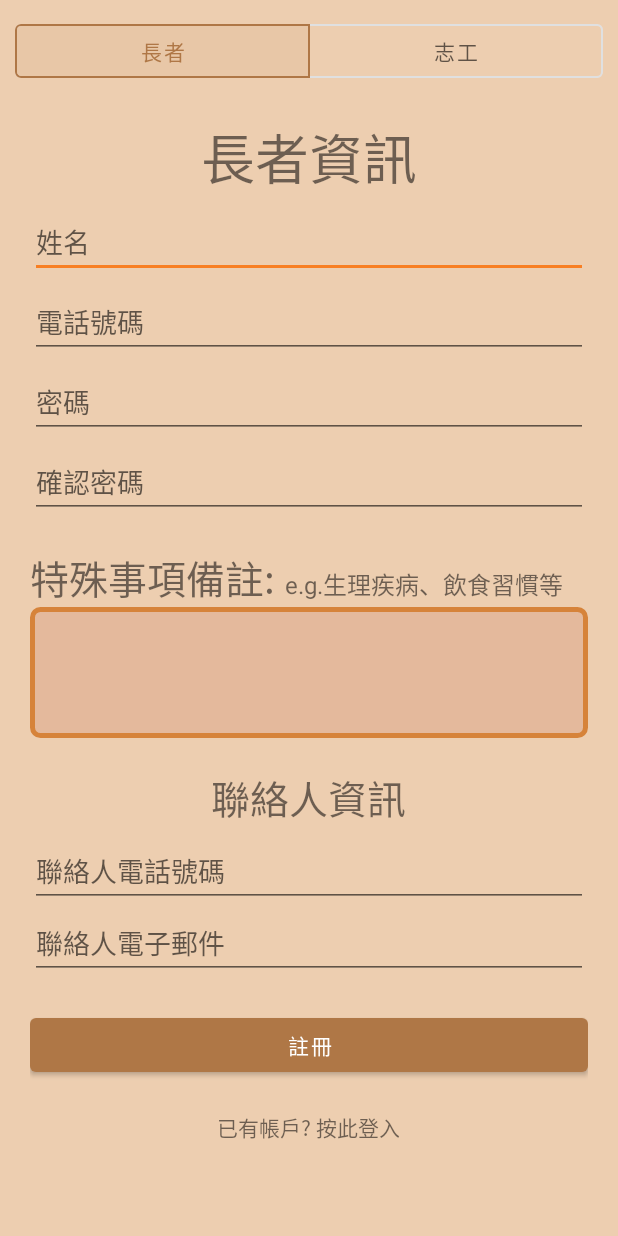
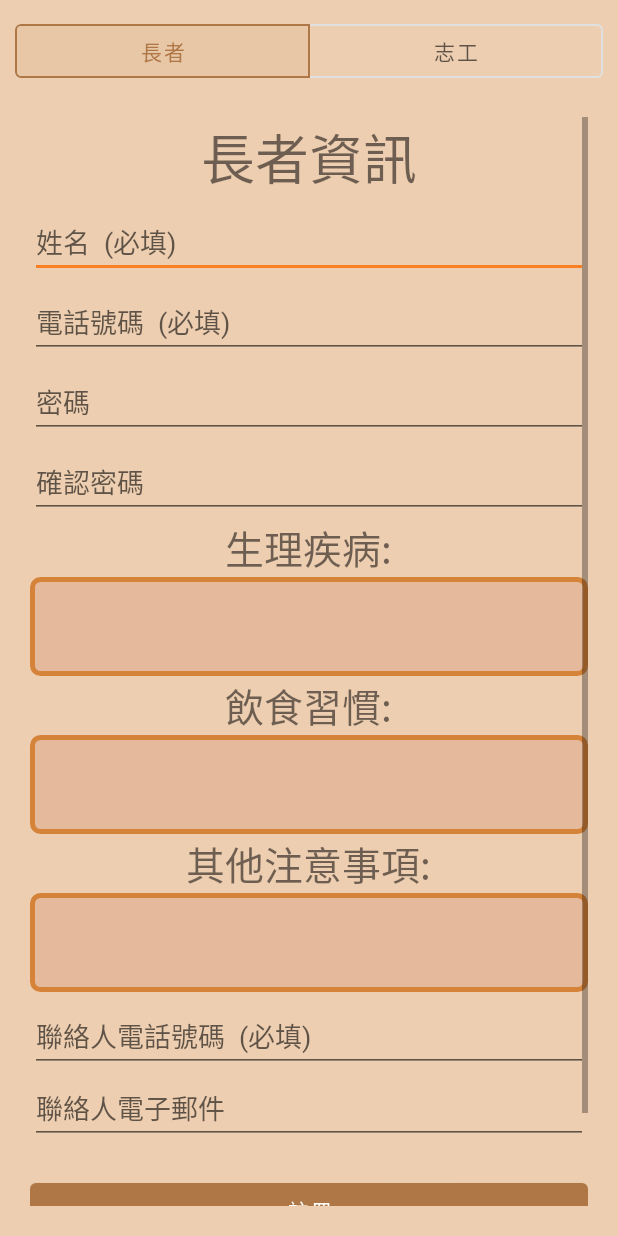
Before and after one commit to shawnL1225/elderAPP, an Android app: the RegisterElderFragment screen opened directly, with no data from a screen before it, on a phone screen of 412 x 824 dp. Run offline under Robolectric (Android 15) with nearby library versions, the phone set to English and light mode, and no system bars; our stand-ins replace Volley; network calls fail; Roboto replaces fonts that are not available here.

Commit message:
rearrange something

```diff
--- a/app/src/main/java/com/example/elderapp/elder/ElderActivity.java
+++ b/app/src/main/java/com/example/elderapp/elder/ElderActivity.java
@@ -18,7 +18,4 @@ public class ElderActivity extends AppCompatActivity {
 
     }
 
-    public void setPlace(View view) {
-        startActivity(new Intent(this, EditPlaceActivity.class));
-    }
 }
--- a/app/src/main/java/com/example/elderapp/register/RegisterElderFragment.java
+++ b/app/src/main/java/com/example/elderapp/register/RegisterElderFragment.java
@@ -19,20 +19,18 @@ import com.android.volley.Request;
 import com.android.volley.RequestQueue;
 import com.android.volley.toolbox.StringRequest;
 import com.android.volley.toolbox.Volley;
-import com.example.elderapp.Global;
 import com.example.elderapp.LoginActivity;
 import com.example.elderapp.R;
 
 import java.util.HashMap;
 import java.util.Map;
-import java.util.zip.Inflater;
 
 
 public class RegisterElderFragment extends Fragment {
 
-    private EditText etName, etPhone, etPassword, etPasswordC, etRemarks, etContactPhone, etContactEmail;
+    private EditText etName, etPhone, etPassword, etPasswordC, etRemarks1, etRemarks2,etRemarks3, etContactPhone, etContactEmail;
     private final String url = "https://www2.cs.ccu.edu.tw/~lwx109u/elderApp/register.php";
-    private String username, phone, pass, passC, remarks = "", contactPhone, contactEmail;
+    private String username, phone, pass, passC, remarks1 = "", remarks2 = "", remarks3 = "", contactPhone, contactEmail;
 
     @Override
     public View onCreateView(LayoutInflater inflater, ViewGroup container,
@@ -43,7 +41,9 @@ public class RegisterElderFragment extends Fragment {
         etPhone = root.findViewById(R.id.et_phone);
         etPassword = root.findViewById(R.id.et_password);
         etPasswordC = root.findViewById(R.id.et_passwordCheck);
-        etRemarks = root.findViewById(R.id.et_remarks);
+        etRemarks1 = root.findViewById(R.id.et_remarks1);
+        etRemarks2 = root.findViewById(R.id.et_remarks2);
+        etRemarks3 = root.findViewById(R.id.et_remarks3);
         etContactPhone = root.findViewById(R.id.et_contactPhone);
         etContactEmail = root.findViewById(R.id.et_contactEmail);
         Button register = root.findViewById(R.id.btn_register);
@@ -54,16 +54,19 @@ public class RegisterElderFragment extends Fragment {
             phone = etPhone.getText().toString().trim();
             pass = etPassword.getText().toString().trim();
             passC = etPasswordC.getText().toString().trim();
-            remarks = etRemarks.getText().toString().trim();
+            remarks1 = etRemarks1.getText().toString().trim();
+            remarks2 = etRemarks2.getText().toString().trim();
+            remarks3 = etRemarks3.getText().toString().trim();
             contactPhone = etContactPhone.getText().toString().trim();
             contactEmail = etContactEmail.getText().toString().trim();
 
             if(!pass.equals(passC)){
                 Toast.makeText(getContext(), "密碼不相符", Toast.LENGTH_SHORT).show();
             }
-            else if(!username.equals("") && !phone.equals("")){
+            else if(!username.equals("") && !phone.equals("") && !contactPhone.equals("")){
                 SQL();
             }
+
         });
         toLogin.setOnClickListener(view -> {
             startActivity(new Intent(getContext(), LoginActivity.class));
@@ -94,7 +97,9 @@ public class RegisterElderFragment extends Fragment {
                 data.put("phone", phone);
                 data.put("password", pass);
                 data.put("identity", "0");
-                data.put("remarks", remarks);
+                data.put("remarks1", remarks1);
+                data.put("remarks2", remarks2);
+                data.put("remarks3", remarks3);
                 data.put("contactPhone", contactPhone);
                 data.put("contactEmail", contactEmail);
                 return data;
--- a/app/src/main/res/layout/fragment_register_elder.xml
+++ b/app/src/main/res/layout/fragment_register_elder.xml
@@ -5,7 +5,7 @@
     android:layout_height="match_parent"
     android:background="@color/background"
     android:padding="20dp"
-    tools:context=".elder.register.RegisterElderFragment">
+    tools:context=".register.RegisterElderFragment">
 
     <ScrollView
         android:layout_width="match_parent"
@@ -27,13 +27,13 @@
                 android:layout_width="match_parent"
                 android:layout_height="match_parent"
                 android:layout_marginTop="5dp"
-                android:hint="姓名"/>
+                android:hint="姓名  (必填)"/>
             <EditText
                 android:id="@+id/et_phone"
                 android:layout_width="match_parent"
                 android:layout_height="match_parent"
                 android:layout_marginTop="5dp"
-                android:hint="電話號碼"
+                android:hint="電話號碼  (必填)"
                 android:inputType="phone" />
             <EditText
                 android:id="@+id/et_password"
@@ -50,45 +50,55 @@
                 android:inputType="textPassword"
                 android:hint="確認密碼" />
 
-            <LinearLayout
-                android:layout_width="match_parent"
+
+            <TextView
+                android:layout_width="wrap_content"
                 android:layout_height="wrap_content"
-                android:layout_marginTop="20dp"
-                android:orientation="horizontal">
-                <TextView
-                    android:layout_width="wrap_content"
-                    android:layout_height="wrap_content"
-                    android:text="特殊事項備註: "
-                    android:textSize="26dp"/>
-                <TextView
-                    android:layout_width="wrap_content"
-                    android:layout_height="wrap_content"
-                    android:text="e.g.生理疾病、飲食習慣等"
-                    android:textSize="16dp"/>
-            </LinearLayout>
-
-
+                android:text="生理疾病:"
+                android:textSize="26dp"/>
             <EditText
-                android:id="@+id/et_remarks"
+                android:id="@+id/et_remarks1"
                 android:layout_width="match_parent"
                 android:layout_height="match_parent"
                 android:background="@drawable/custom_editext_view"
                 android:padding="10dp"
                 android:inputType="textMultiLine"
-                android:text="\n\n" />
+                android:text="\n" />
 
             <TextView
                 android:layout_width="wrap_content"
                 android:layout_height="wrap_content"
-                android:layout_marginTop="20dp"
-                android:text="聯絡人資訊"
+                android:text="飲食習慣:"
                 android:textSize="26dp"/>
+            <EditText
+                android:id="@+id/et_remarks2"
+                android:layout_width="match_parent"
+                android:layout_height="match_parent"
+                android:background="@drawable/custom_editext_view"
+                android:padding="10dp"
+                android:inputType="textMultiLine"
+                android:text="\n" />
+            <TextView
+                android:layout_width="wrap_content"
+                android:layout_height="wrap_content"
+                android:text="其他注意事項:"
+                android:textSize="26dp"/>
+            <EditText
+                android:id="@+id/et_remarks3"
+                android:layout_width="match_parent"
+                android:layout_height="match_parent"
+                android:background="@drawable/custom_editext_view"
+                android:padding="10dp"
+                android:inputType="textMultiLine"
+                android:text="\n" />
+
+
             <EditText
                 android:id="@+id/et_contactPhone"
                 android:layout_width="match_parent"
                 android:layout_height="match_parent"
                 android:layout_marginTop="5dp"
-                android:hint="聯絡人電話號碼"
+                android:hint="聯絡人電話號碼  (必填)"
                 android:inputType="phone"/>
             <EditText
                 android:id="@+id/et_contactEmail"
--- a/app/src/main/res/layout/fragment_register_volunteer.xml
+++ b/app/src/main/res/layout/fragment_register_volunteer.xml
@@ -5,7 +5,7 @@
     android:layout_height="match_parent"
     android:background="@color/background"
     android:padding="20dp"
-    tools:context=".elder.register.RegisterVolunteerFragment">
+    tools:context=".register.RegisterVolunteerFragment">
 
 
     <ScrollView
--- a/app/src/main/res/navigation/elder_nav.xml
+++ b/app/src/main/res/navigation/elder_nav.xml
@@ -3,7 +3,7 @@
     xmlns:app="http://schemas.android.com/apk/res-auto"
     xmlns:tools="http://schemas.android.com/tools"
     android:id="@+id/elder_nav"
-    app:startDestination="@id/edEventFragment">
+    app:startDestination="@id/elderFragment">
 
     <fragment
         android:id="@+id/edEventFragment"
```
Also changed, not shown: app/src/main/java/com/example/elderapp/elder/ElderFragment.java (+25 -17 lines), app/src/main/res/drawable/layout_listview.xml (deleted, +0 -7 lines), app/src/main/res/layout/activity_elder.xml (+27 -10 lines), app/src/main/res/layout/fragment_elder.xml (+4 -59 lines), app/src/main/res/layout/fragment_event_ed.xml (+5 -16 lines), app/src/main/res/layout/fragment_go_out.xml (+1 -7 lines), app/src/main/res/layout/fragment_todo.xml (+0 -15 lines), app/src/main/res/drawable/call.png (deleted), app/src/main/res/drawable/jogging.png (deleted), app/src/main/res/drawable/notification.png (deleted), app/src/main/res/drawable/social.png (deleted).
